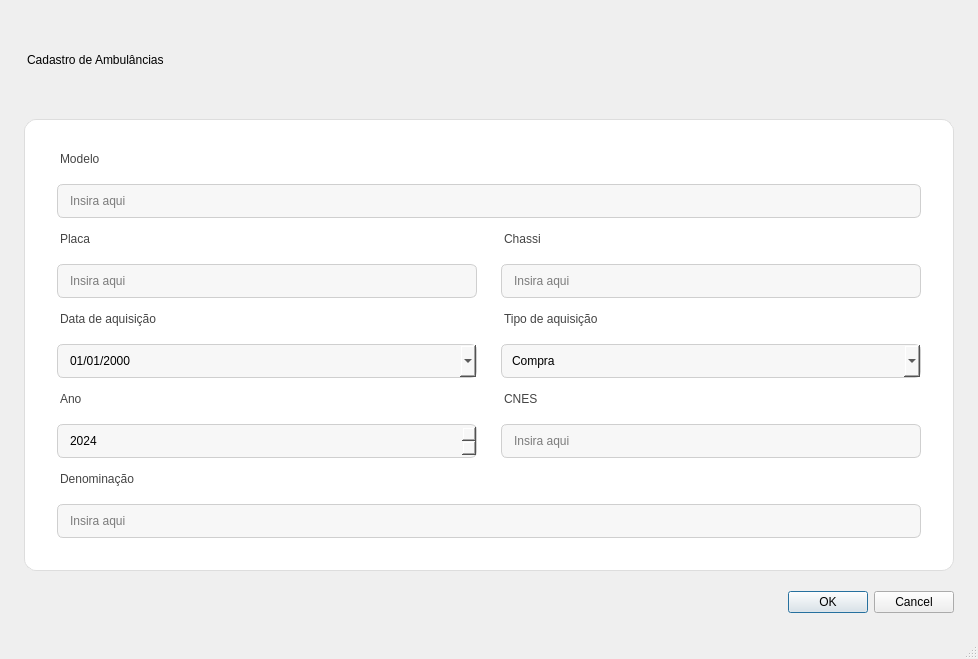
This is TELAS/tela_modernizada_labels_acima.ui in llucasgustavo23-cyber/sistema as Qt 5 draws it before an edit. The edited form follows.
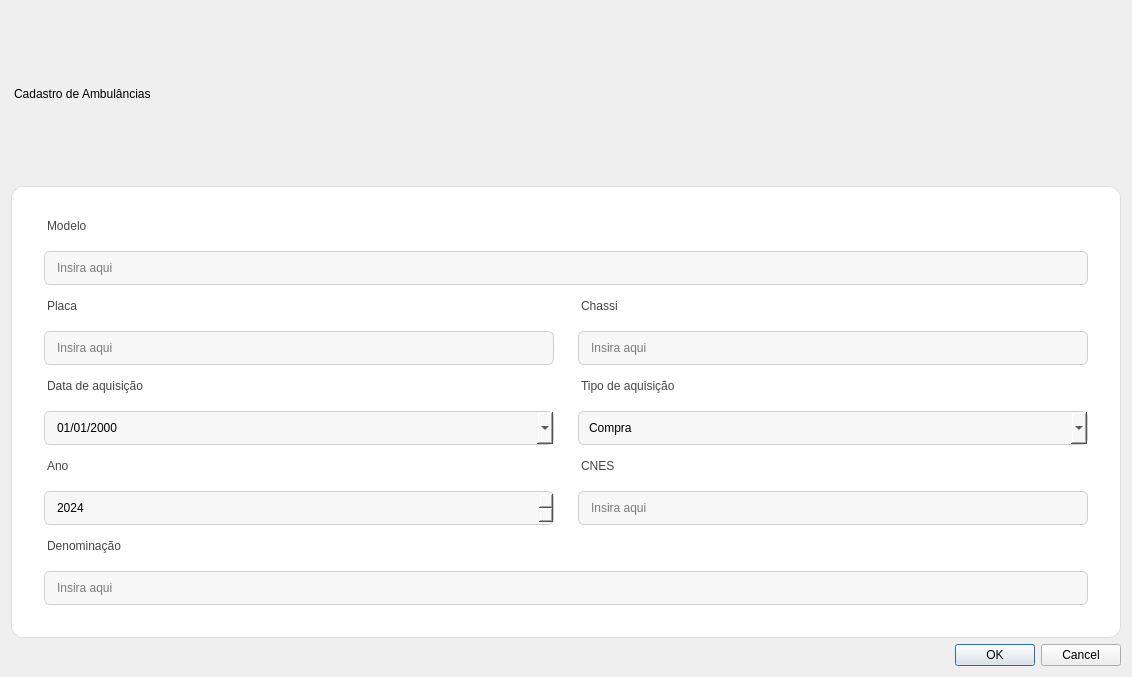
This is the edited form.

Diff of the .ui file:
```diff
--- a/TELAS/tela_modernizada_labels_acima.ui
+++ b/TELAS/tela_modernizada_labels_acima.ui
@@ -1,35 +1,19 @@
 <?xml version="1.0" encoding="UTF-8"?>
 <ui version="4.0">
- <class>MainWindow</class>
- <widget class="QMainWindow" name="MainWindow">
+ <class>Form</class>
+ <widget class="QWidget" name="Form">
   <property name="geometry">
    <rect>
     <x>0</x>
     <y>0</y>
-    <width>978</width>
-    <height>659</height>
+    <width>1132</width>
+    <height>677</height>
    </rect>
   </property>
   <property name="windowTitle">
    <string>Cadastro Moderno</string>
   </property>
-  <widget class="QWidget" name="centralwidget">
-   <layout class="QVBoxLayout" name="root">
-    <property name="spacing">
-     <number>20</number>
-    </property>
-    <property name="leftMargin">
-     <number>24</number>
-    </property>
-    <property name="topMargin">
-     <number>24</number>
-    </property>
-    <property name="rightMargin">
-     <number>24</number>
-    </property>
-    <property name="bottomMargin">
-     <number>24</number>
-    </property>
+  <layout class="QVBoxLayout" name="verticalLayout">
     <item>
      <widget class="QLabel" name="title">
       <property name="styleSheet">
@@ -69,7 +53,7 @@
        <property name="verticalSpacing">
         <number>14</number>
        </property>
-       <item row="0" column="0">
+      <item row="2" column="0">
         <widget class="QLabel" name="lbl_modelo">
          <property name="styleSheet">
           <string>QLabel { font:600 10pt &quot;Segoe UI&quot;; color:#444; margin-bottom:4px; }</string>
@@ -79,14 +63,97 @@
          </property>
         </widget>
        </item>
-       <item row="1" column="0" colspan="2">
+      <item row="9" column="1">
+       <widget class="QLabel" name="lbl_cnes">
+        <property name="styleSheet">
+         <string>QLabel { font:600 10pt &quot;Segoe UI&quot;; color:#444; margin-bottom:4px; }</string>
+        </property>
+        <property name="text">
+         <string>CNES</string>
+        </property>
+       </widget>
+      </item>
+      <item row="10" column="1">
+       <widget class="QLineEdit" name="cnes">
+        <property name="placeholderText">
+         <string>Insira aqui</string>
+        </property>
+       </widget>
+      </item>
+      <item row="11" column="0">
+       <widget class="QLabel" name="lbl_denominacao">
+        <property name="styleSheet">
+         <string>QLabel { font:600 10pt &quot;Segoe UI&quot;; color:#444; margin-bottom:4px; }</string>
+        </property>
+        <property name="text">
+         <string>Denominação</string>
+        </property>
+       </widget>
+      </item>
+      <item row="12" column="0" colspan="2">
+       <widget class="QLineEdit" name="denominacao">
+        <property name="placeholderText">
+         <string>Insira aqui</string>
+        </property>
+       </widget>
+      </item>
+      <item row="4" column="0" colspan="2">
         <widget class="QLineEdit" name="modelo">
          <property name="placeholderText">
           <string>Insira aqui</string>
          </property>
         </widget>
        </item>
-       <item row="2" column="0">
+      <item row="10" column="0">
+       <widget class="QSpinBox" name="ano">
+        <property name="minimum">
+         <number>1950</number>
+        </property>
+        <property name="maximum">
+         <number>2100</number>
+        </property>
+        <property name="value">
+         <number>2024</number>
+        </property>
+       </widget>
+      </item>
+      <item row="9" column="0">
+       <widget class="QLabel" name="lbl_ano">
+        <property name="styleSheet">
+         <string>QLabel { font:600 10pt &quot;Segoe UI&quot;; color:#444; margin-bottom:4px; }</string>
+        </property>
+        <property name="text">
+         <string>Ano</string>
+        </property>
+       </widget>
+      </item>
+      <item row="8" column="1">
+       <widget class="QComboBox" name="tipo">
+        <item>
+         <property name="text">
+          <string>Compra</string>
+         </property>
+        </item>
+        <item>
+         <property name="text">
+          <string>Doação</string>
+         </property>
+        </item>
+        <item>
+         <property name="text">
+          <string>Locação</string>
+         </property>
+        </item>
+       </widget>
+      </item>
+      <item row="6" column="0">
+       <widget class="QLineEdit" name="placa">
+        <property name="placeholderText">
+         <string>Insira aqui</string>
+        </property>
+       </widget>
+      </item>
+      <item row="5" column="0">
         <widget class="QLabel" name="lbl_placa">
          <property name="styleSheet">
           <string>QLabel { font:600 10pt &quot;Segoe UI&quot;; color:#444; margin-bottom:4px; }</string>
@@ -96,14 +163,7 @@
          </property>
         </widget>
        </item>
-       <item row="3" column="0">
-        <widget class="QLineEdit" name="placa">
-         <property name="placeholderText">
-          <string>Insira aqui</string>
-         </property>
-        </widget>
-       </item>
-       <item row="2" column="1">
+      <item row="5" column="1">
         <widget class="QLabel" name="lbl_chassi">
          <property name="styleSheet">
           <string>QLabel { font:600 10pt &quot;Segoe UI&quot;; color:#444; margin-bottom:4px; }</string>
@@ -113,14 +173,7 @@
          </property>
         </widget>
        </item>
-       <item row="3" column="1">
-        <widget class="QLineEdit" name="chassi">
-         <property name="placeholderText">
-          <string>Insira aqui</string>
-         </property>
-        </widget>
-       </item>
-       <item row="4" column="0">
+      <item row="7" column="0">
         <widget class="QLabel" name="lbl_data">
          <property name="styleSheet">
           <string>QLabel { font:600 10pt &quot;Segoe UI&quot;; color:#444; margin-bottom:4px; }</string>
@@ -130,7 +183,7 @@
          </property>
         </widget>
        </item>
-       <item row="5" column="0">
+      <item row="8" column="0">
         <widget class="QDateEdit" name="data">
          <property name="displayFormat">
           <string>dd/MM/yyyy</string>
@@ -140,89 +193,20 @@
          </property>
         </widget>
        </item>
-       <item row="4" column="1">
-        <widget class="QLabel" name="lbl_tipo">
-         <property name="styleSheet">
-          <string>QLabel { font:600 10pt &quot;Segoe UI&quot;; color:#444; margin-bottom:4px; }</string>
-         </property>
-         <property name="text">
-          <string>Tipo de aquisição</string>
-         </property>
-        </widget>
-       </item>
-       <item row="5" column="1">
-        <widget class="QComboBox" name="tipo">
-         <item>
-          <property name="text">
-           <string>Compra</string>
-          </property>
-         </item>
-         <item>
-          <property name="text">
-           <string>Doação</string>
-          </property>
-         </item>
-         <item>
-          <property name="text">
-           <string>Locação</string>
-          </property>
-         </item>
-        </widget>
-       </item>
-       <item row="6" column="0">
-        <widget class="QLabel" name="lbl_ano">
-         <property name="styleSheet">
-          <string>QLabel { font:600 10pt &quot;Segoe UI&quot;; color:#444; margin-bottom:4px; }</string>
-         </property>
-         <property name="text">
-          <string>Ano</string>
-         </property>
-        </widget>
-       </item>
-       <item row="7" column="0">
-        <widget class="QSpinBox" name="ano">
-         <property name="minimum">
-          <number>1950</number>
-         </property>
-         <property name="maximum">
-          <number>2100</number>
-         </property>
-         <property name="value">
-          <number>2024</number>
-         </property>
-        </widget>
-       </item>
        <item row="6" column="1">
-        <widget class="QLabel" name="lbl_cnes">
-         <property name="styleSheet">
-          <string>QLabel { font:600 10pt &quot;Segoe UI&quot;; color:#444; margin-bottom:4px; }</string>
-         </property>
-         <property name="text">
-          <string>CNES</string>
+       <widget class="QLineEdit" name="chassi">
+        <property name="placeholderText">
+         <string>Insira aqui</string>
          </property>
         </widget>
        </item>
        <item row="7" column="1">
-        <widget class="QLineEdit" name="cnes">
-         <property name="placeholderText">
-          <string>Insira aqui</string>
-         </property>
-        </widget>
-       </item>
-       <item row="8" column="0">
-        <widget class="QLabel" name="lbl_denominacao">
+       <widget class="QLabel" name="lbl_tipo">
          <property name="styleSheet">
           <string>QLabel { font:600 10pt &quot;Segoe UI&quot;; color:#444; margin-bottom:4px; }</string>
          </property>
          <property name="text">
-          <string>Denominação</string>
-         </property>
-        </widget>
-       </item>
-       <item row="9" column="0" colspan="2">
-        <widget class="QLineEdit" name="denominacao">
-         <property name="placeholderText">
-          <string>Insira aqui</string>
+         <string>Tipo de aquisição</string>
          </property>
         </widget>
        </item>
@@ -266,8 +250,6 @@
      </layout>
     </item>
    </layout>
-  </widget>
-  <widget class="QStatusBar" name="statusbar"/>
  </widget>
  <resources/>
  <connections/>
```
Left out of the diff: 2 changed lines with no effect on the pictures. Lines whose indentation alone changed are shown as unchanged.
